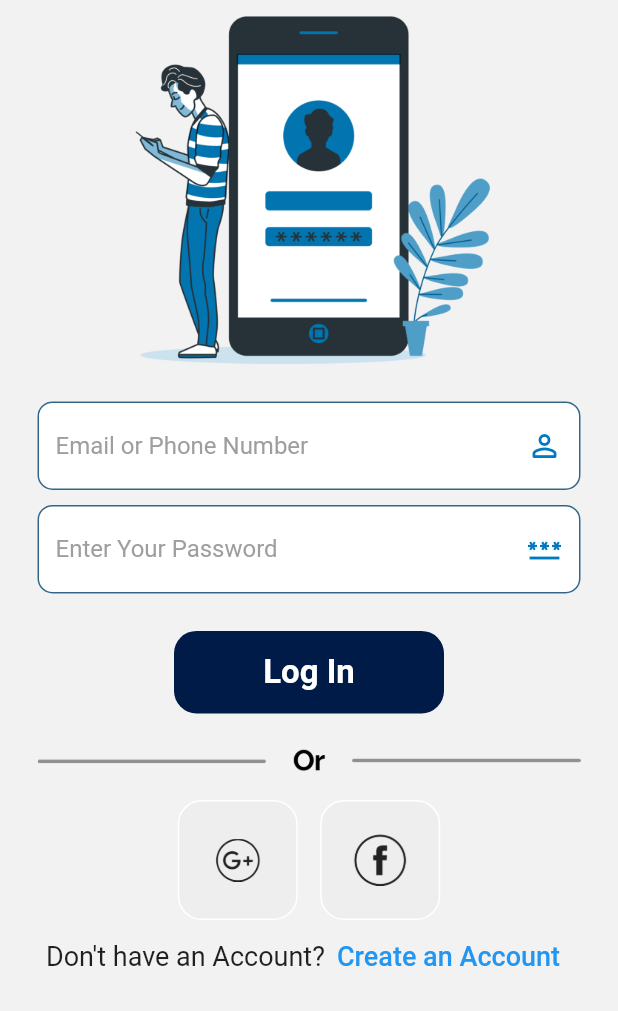
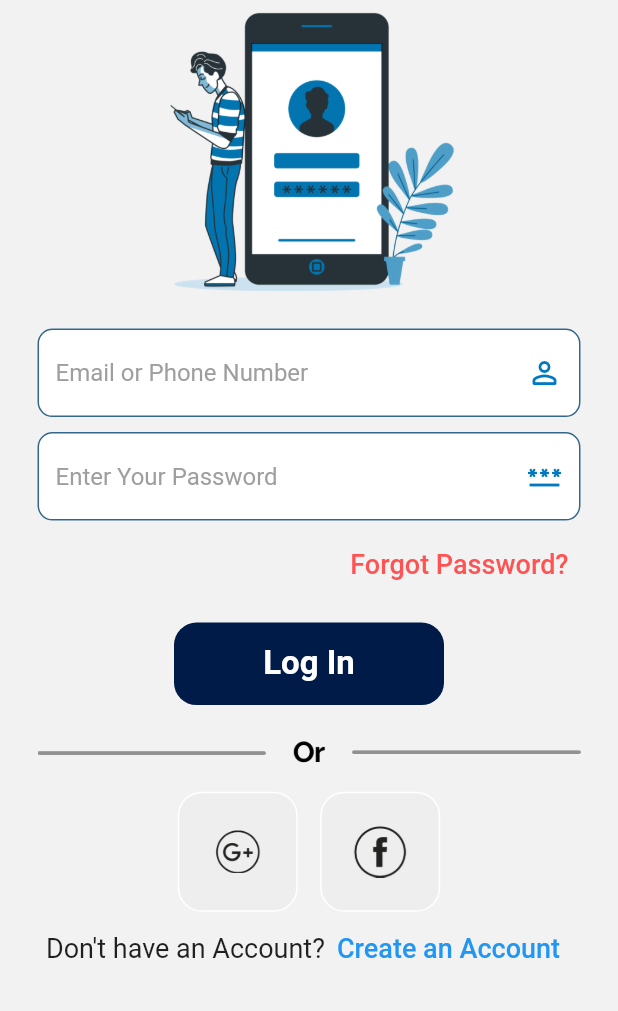
Before and after one commit to FYP-RBT/NextBus-Passenger, a Flutter app: the screen it shows after launch, after a tap on "Login", on a phone screen of 412 x 824 dp, the part 225-1236 px from its top. Run offline on Flutter 3.47's test engine with Material 2 defaults, Android fonts, the phone set to English and light mode, and no system bars.

Commit message:
Update loginPage.dart

```diff
--- a/nextbus_passenger/lib/authPages/loginPage.dart
+++ b/nextbus_passenger/lib/authPages/loginPage.dart
@@ -1,4 +1,5 @@
 import 'package:flutter/material.dart';
+import 'package:nextbus_passenger/authPages/createAccountPage.dart';
 
 import '../colors.dart';
 import '../componants/button.dart';
@@ -14,7 +15,6 @@ class LoginPage extends StatefulWidget {
 }
 
 class _LoginPageState extends State<LoginPage> {
-
   final emailOrPhoneController = TextEditingController();
   final passwordController = TextEditingController();
 
@@ -32,41 +32,64 @@ class _LoginPageState extends State<LoginPage> {
               SizedBox(
                   width: 230,
                   height: 130,
-                  child: Image.asset('images/VerLogoBlue.png',)),
-
+                  child: Image.asset(
+                    'images/VerLogoBlue.png',
+                  )),
               SizedBox(
-                  width: 250,
-                  child: Image.asset('images/bro.png',)),
-
+                  width: 200,
+                  child: Image.asset(
+                    'images/bro.png',
+                  )),
               const SizedBox(
                 height: 20,
               ),
-
               MyTextField(
                 controller: emailOrPhoneController,
                 hintText: 'Email or Phone Number',
                 obscureText: false,
-                suffixIcon: Icon(Icons.person_outline_rounded,color: AppColor.iconColor,),),
-
+                suffixIcon: Icon(
+                  Icons.person_outline_rounded,
+                  color: AppColor.iconColor,
+                ),
+              ),
               MyTextField(
-                controller:passwordController,
+                controller: passwordController,
                 hintText: 'Enter Your Password',
                 obscureText: true,
-                suffixIcon: Icon(Icons.password_outlined,color: AppColor.iconColor,),),
-
+                suffixIcon: Icon(
+                  Icons.password_outlined,
+                  color: AppColor.iconColor,
+                ),
+              ),
+              Padding(
+                padding: const EdgeInsets.symmetric(horizontal: 25),
+                child: Row(
+                  mainAxisAlignment: MainAxisAlignment.end,
+                  children: [
+                    TextButton(
+                        onPressed: () {},
+                        child: Text(
+                          'Forgot Password?',
+                          style: TextStyle(color: Colors.redAccent,
+                            fontSize: 18,
+                          ),
+                        )),
+                  ],
+                ),
+              ),
               const SizedBox(
+                height: 15,
+              ),
+              MyButton(onTap: () {}, childText: 'Log In', width: 180),
+              SizedBox(
                 height: 20,
               ),
-
-              MyButton(onTap: (){}, childText: 'Log In', width: 180),
-
-              SizedBox(height: 20,),
-
-              Padding(padding: EdgeInsets.symmetric(horizontal: 25),
+              Padding(
+                  padding: EdgeInsets.symmetric(horizontal: 25),
                   child: Image.asset('images/Or.png')),
-
-              SizedBox(height: 15,),
-
+              SizedBox(
+                height: 15,
+              ),
               Row(
                 mainAxisAlignment: MainAxisAlignment.center,
                 children: const [
@@ -79,28 +102,34 @@ class _LoginPageState extends State<LoginPage> {
                   SquareTile(imagePath: 'images/Facebook.png')
                 ],
               ),
-
-          SizedBox(width: getPageWidth(context),
+              SizedBox(
+                width: getPageWidth(context),
                 child: Row(
                   mainAxisAlignment: MainAxisAlignment.center,
                   children: [
-                 Text("Don't have an Account?", style: TextStyle(fontSize: 18),),
-                TextButton(onPressed: (){
+                    Text(
+                      "Don't have an Account?",
+                      style: TextStyle(fontSize: 18),
+                    ),
+                    TextButton(
+                        onPressed: () {
                           Navigator.push(
                             context,
-                    MaterialPageRoute(builder: (context) => LoginPage()),
+                            MaterialPageRoute(
+                                builder: (context) => CreateAccount()),
                           );
-                }, child: const Text('Create an Account',style: TextStyle(fontSize: 18),))
+                        },
+                        child: const Text(
+                          'Create an Account',
+                          style: TextStyle(fontSize: 18),
+                        ))
                   ],
                 ),
               ),
-
-
             ],
           ),
         ),
       ),
-
     );
   }
 }
```
Lines whose indentation alone changed are shown as unchanged.
